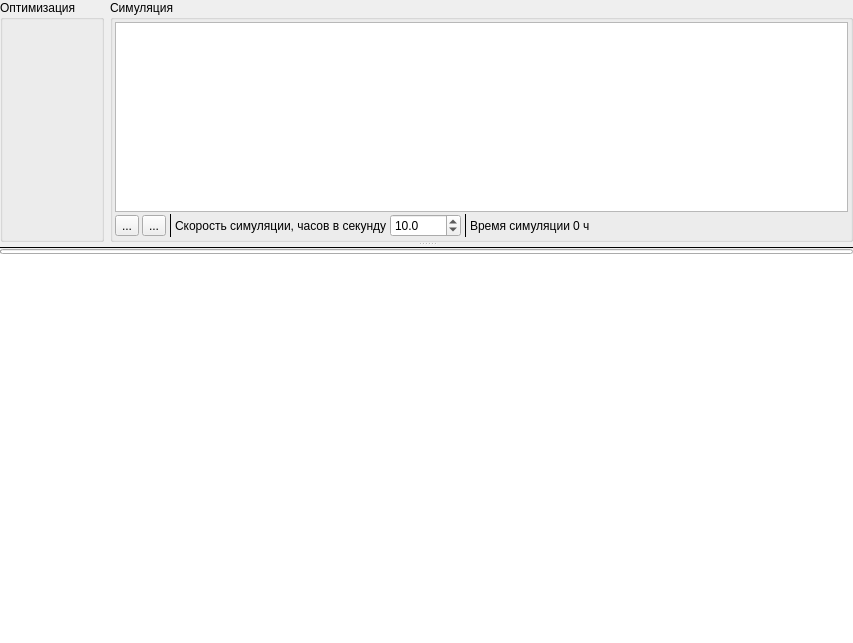
Old version of the form viewer/mainwindow.ui in the repository strawfill/ship.
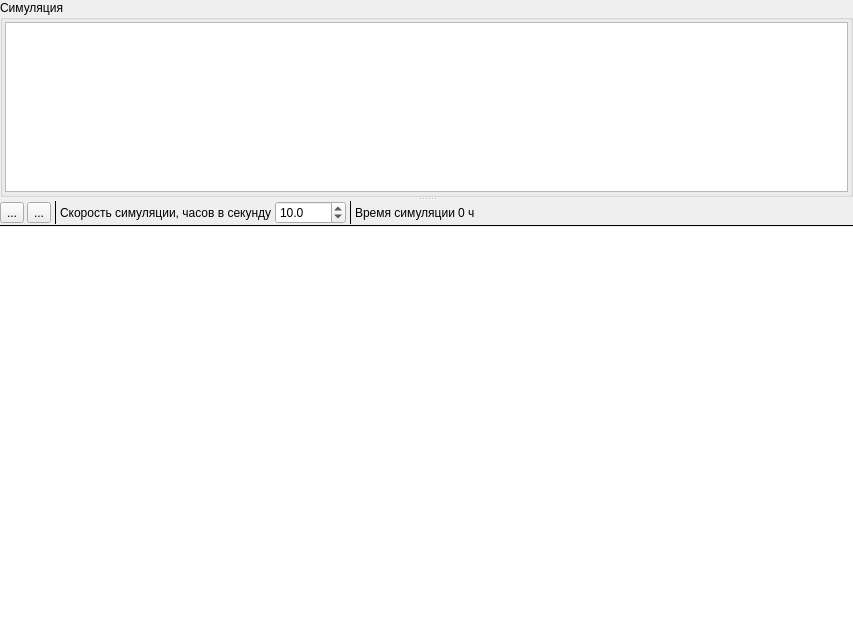
New version of the form. Icons and pictures are not drawn. Custom widgets are drawn as their Qt base class.

```diff
--- a/viewer/mainwindow.ui
+++ b/viewer/mainwindow.ui
@@ -21,7 +21,7 @@
     <normaloff>:/app.ico</normaloff>:/app.ico</iconset>
   </property>
   <widget class="QWidget" name="centralwidget">
-   <layout class="QGridLayout" name="gridLayout">
+   <layout class="QGridLayout" name="gridLayout_2">
     <property name="leftMargin">
      <number>0</number>
     </property>
@@ -46,31 +46,7 @@
        <bool>false</bool>
       </property>
       <widget class="QWidget" name="horizontalLayoutWidget">
-       <layout class="QHBoxLayout" name="horizontalLayout" stretch="0,1">
-        <item>
-         <widget class="QGroupBox" name="groupBox_optimisation">
-          <property name="title">
-           <string>Оптимизация</string>
-          </property>
-          <layout class="QGridLayout" name="gridLayout_2">
-           <property name="leftMargin">
-            <number>2</number>
-           </property>
-           <property name="topMargin">
-            <number>2</number>
-           </property>
-           <property name="rightMargin">
-            <number>2</number>
-           </property>
-           <property name="bottomMargin">
-            <number>2</number>
-           </property>
-           <property name="spacing">
-            <number>2</number>
-           </property>
-          </layout>
-         </widget>
-        </item>
+       <layout class="QHBoxLayout" name="horizontalLayout" stretch="1">
         <item>
          <widget class="QGroupBox" name="groupBox_simulation">
           <property name="title">
@@ -93,7 +69,7 @@
             <number>2</number>
            </property>
            <item row="0" column="0">
-            <layout class="QVBoxLayout" name="verticalLayout" stretch="1,0">
+            <layout class="QVBoxLayout" name="verticalLayout" stretch="1">
              <item>
               <layout class="QVBoxLayout" name="simulationViewLayout">
                <item>
@@ -114,8 +90,38 @@
                </item>
               </layout>
              </item>
+            </layout>
+           </item>
+          </layout>
+         </widget>
+        </item>
+       </layout>
+      </widget>
+      <widget class="QWidget" name="verticalLayoutWidget_2">
+       <layout class="QVBoxLayout" name="verticalLayout_2">
+        <property name="spacing">
+         <number>0</number>
+        </property>
              <item>
-              <layout class="QHBoxLayout" name="horizontalLayout_2">
+         <widget class="QWidget" name="simulationParams" native="true">
+          <layout class="QGridLayout" name="gridLayout">
+           <property name="leftMargin">
+            <number>0</number>
+           </property>
+           <property name="topMargin">
+            <number>0</number>
+           </property>
+           <property name="rightMargin">
+            <number>0</number>
+           </property>
+           <property name="bottomMargin">
+            <number>0</number>
+           </property>
+           <property name="spacing">
+            <number>0</number>
+           </property>
+           <item row="0" column="0">
+            <layout class="QHBoxLayout" name="simulationParamsLayout">
                <property name="spacing">
                 <number>3</number>
                </property>
@@ -237,17 +243,8 @@
               </layout>
              </item>
             </layout>
-           </item>
-          </layout>
          </widget>
         </item>
-       </layout>
-      </widget>
-      <widget class="QWidget" name="verticalLayoutWidget_2">
-       <layout class="QVBoxLayout" name="verticalLayout_2">
-        <property name="spacing">
-         <number>0</number>
-        </property>
         <item>
          <widget class="Line" name="line_3">
           <property name="frameShadow">
@@ -258,22 +255,6 @@
           </property>
          </widget>
         </item>
-        <item>
-         <widget class="QProgressBar" name="progressBar">
-          <property name="maximumSize">
-           <size>
-            <width>16777215</width>
-            <height>5</height>
-           </size>
-          </property>
-          <property name="value">
-           <number>0</number>
-          </property>
-          <property name="textVisible">
-           <bool>false</bool>
-          </property>
-         </widget>
-        </item>
         <item>
          <widget class="QPlainTextEdit" name="plainTextEdit">
           <property name="frameShape">
```
Lines whose indentation alone changed are shown as unchanged.
